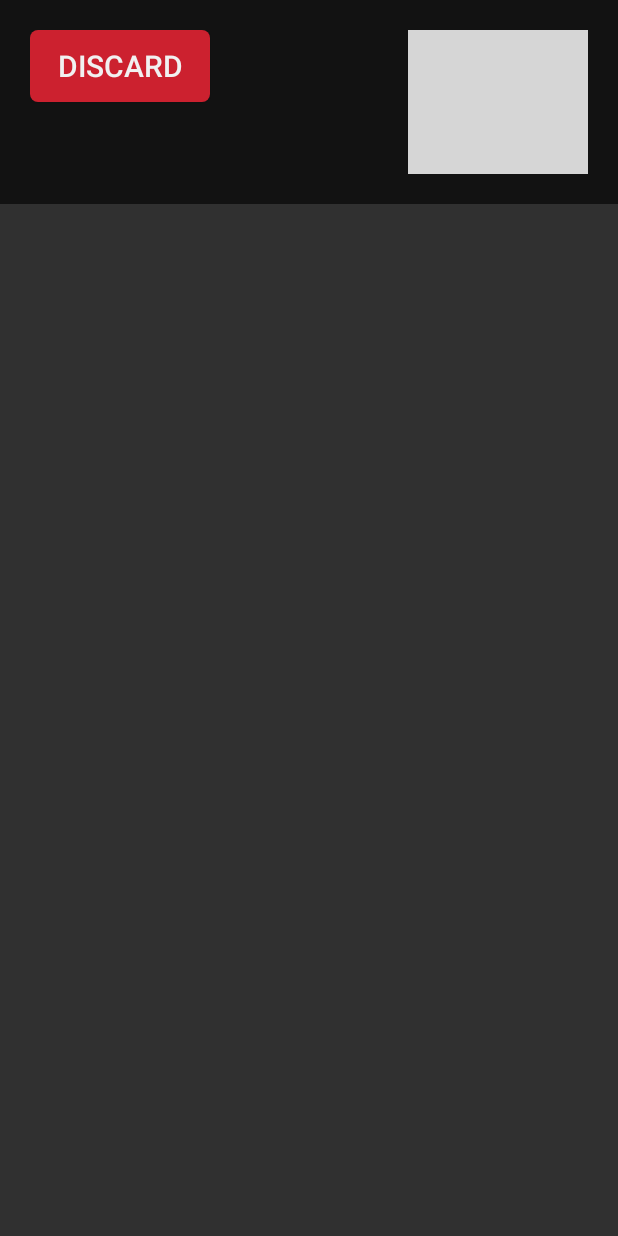
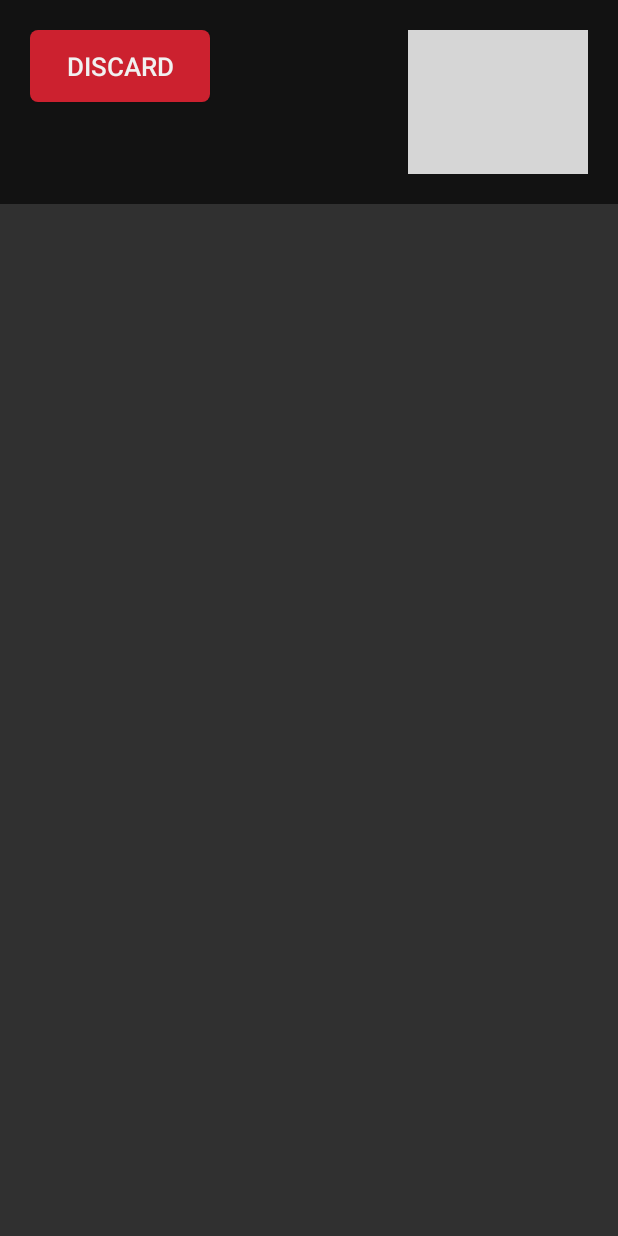
Before and after one commit to RayLeaf-Studios/PocketPlan, an Android app: the layout dialog_discard_note_edit.xml on its own in the app's theme, with its tools: preview values and no code run, on a phone screen of 412 x 824 dp. Run offline under Robolectric (Android 15) with nearby library versions, the phone set to English and light mode, and no system bars; Roboto replaces fonts that are not available here; grey boxes are pictures that could not be loaded.

Commit message:
bugfix in todofr

```diff
--- a/app/src/main/java/com/pocket_plan/j7_003/ToDo.txt
+++ b/app/src/main/java/com/pocket_plan/j7_003/ToDo.txt
@@ -6,6 +6,11 @@ Back-End stuff before release:
     - check all streams for closure
 
 Front-End stuff to-do before release in following order:
+    - dialog for clear custom user item
+    - dialog for clear taskList checked
+    - dialog for clear taskList
+
+    - redesign custom user item row (bigger, maybe color?)
 
     - Finish ItemList and TagList in german
     - Translate ItemList and TagList to english
@@ -26,6 +31,7 @@ Front-End stuff to-do before release in following order:
 
 
 Add after release:
+    - let user pick custom note color?
     - Front-End / Back-End ? option to change language
     - Add more languages
     - WeekPlanner / Calendar
--- a/app/src/main/res/layout/dialog_discard_note_edit.xml
+++ b/app/src/main/res/layout/dialog_discard_note_edit.xml
@@ -16,7 +16,7 @@
         android:background="@drawable/round_corner_accent"
         android:text="@string/noteDiscardDialogSave"
         android:textColor="@color/colorOnBackGround"
-        android:textSize="@dimen/font_size_big"
+        android:textSize="@dimen/font_size_medium"
         app:layout_constraintEnd_toEndOf="parent"
         app:layout_constraintTop_toBottomOf="@+id/sbDeleteNote" />
 
@@ -28,7 +28,7 @@
         android:background="@drawable/round_corner_red"
         android:text="@string/noteDiscardDialogDiscard"
         android:textColor="@color/colorOnBackGround"
-        android:textSize="@dimen/font_size_big"
+        android:textSize="@dimen/font_size_medium"
         app:layout_constraintStart_toStartOf="parent"
         app:layout_constraintTop_toBottomOf="@+id/sbDeleteNote" />
 
--- a/app/src/main/res/menu/menu_tasks.xml
+++ b/app/src/main/res/menu/menu_tasks.xml
@@ -4,6 +4,7 @@
     >
     <item android:id="@+id/item_tasks_undo"
         android:title=""
+        android:icon="@drawable/ic_action_undo"
         app:showAsAction="ifRoom"/>
 
     <item android:id="@+id/item_tasks_delete_checked"
```
Also changed, not shown: app/src/main/java/com/pocket_plan/j7_003/data/todolist/TodoFr.kt (+8 -2 lines).
